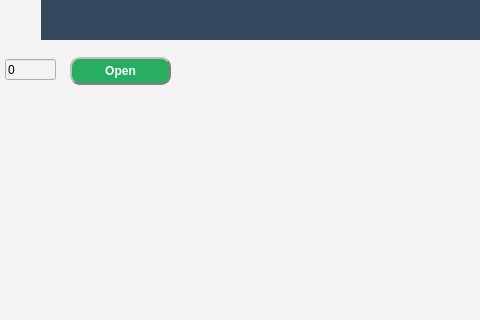
elephantrobotics/convenient_aikit, file pyqtFile/AiKit.ui: the form before one commit; both pictures show x 439 to 919 and y 0 to 320 of the 1056 by 1016 pixel window.
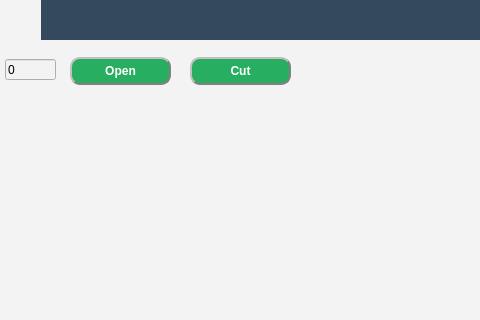
The form after the commit.

```diff
--- a/pyqtFile/AiKit.ui
+++ b/pyqtFile/AiKit.ui
@@ -1618,6 +1618,36 @@
       <enum>QFrame::Raised</enum>
      </property>
     </widget>
+    <widget class="QPushButton" name="yolov5_cut_btn">
+     <property name="geometry">
+      <rect>
+       <x>620</x>
+       <y>78</y>
+       <width>101</width>
+       <height>28</height>
+      </rect>
+     </property>
+     <property name="font">
+      <font>
+       <family>Arial</family>
+       <weight>75</weight>
+       <bold>true</bold>
+      </font>
+     </property>
+     <property name="cursor">
+      <cursorShape>PointingHandCursor</cursorShape>
+     </property>
+     <property name="styleSheet">
+      <string notr="true">background-color: rgb(39, 174, 96);
+color: rgb(255, 255, 255);
+border-radius: 10px;
+border: 2px groove gray;
+border-style: outset;</string>
+     </property>
+     <property name="text">
+      <string>Cut</string>
+     </property>
+    </widget>
     <zorder>frame_12</zorder>
     <zorder>frame_2</zorder>
     <zorder>widget</zorder>
```
Left out of the diff: 1 changed line with no effect on the pictures.
